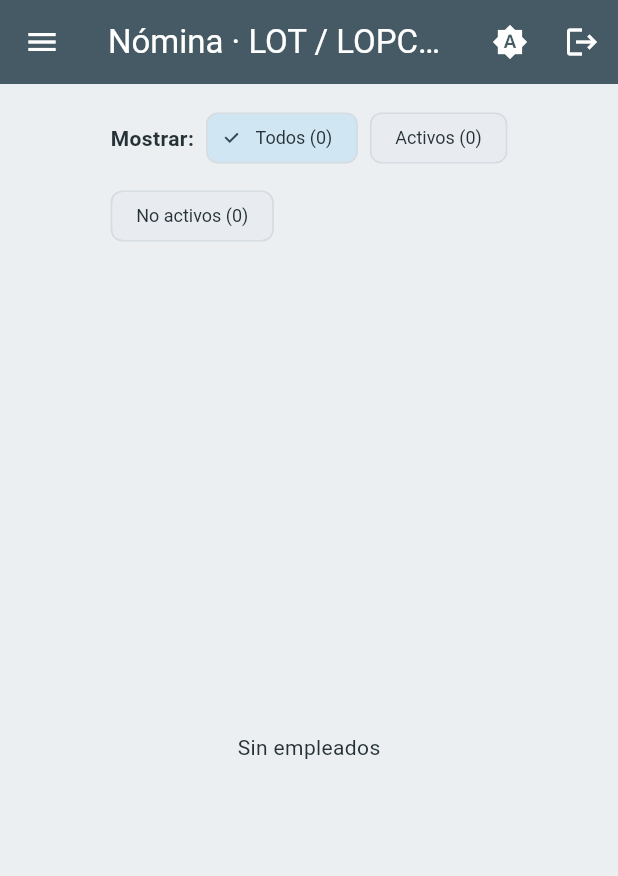
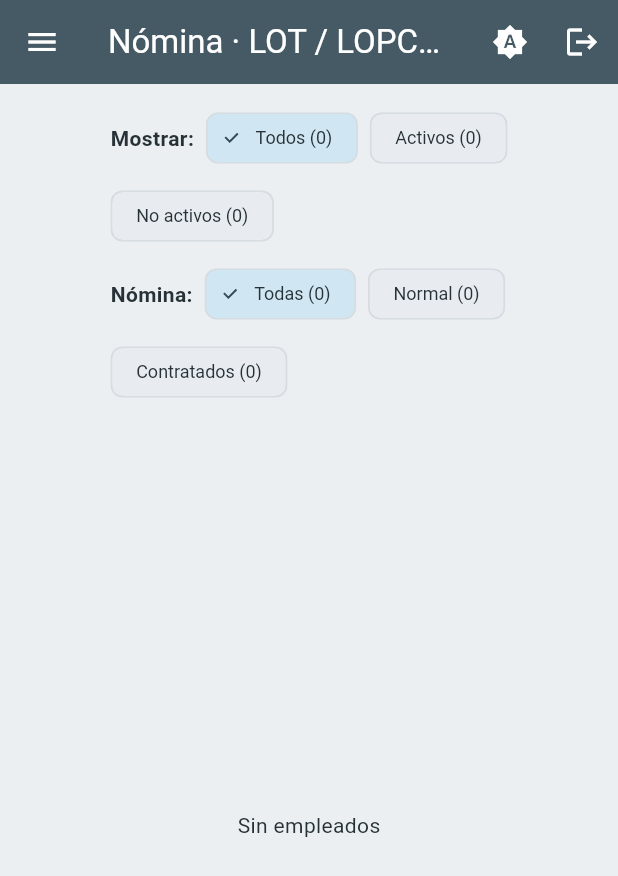
Before and after one commit to JaiMonta/NominaNE, a Flutter app: the screen it shows once a user with an empty profile is signed in, on a phone screen of 412 x 824 dp. Shown: the top 876 px of the screen. Run offline on Flutter 3.47's test engine with Material 3 defaults, Android fonts, the phone set to English and light mode, and no system bars; our stand-ins replace google_fonts, pdf, printing, supabase_flutter; accounts and stored records are empty; network calls fail.

Commit message:
Nomina de contratados con modalidad y solo sueldo
- Migracion 011: modalidad_nomina en empleados y nominas

- Empleado Normal/Contratado con filtro y chip en la vista

- Generar nomina tipo Contratados: mensual, solo sueldo, sin deducciones

- Los contratados se excluyen de la nomina normal

- Lista, detalle y PDF muestran el tipo de nomina

```diff
--- a/lib/models/models.dart
+++ b/lib/models/models.dart
@@ -39,7 +39,7 @@ class Departamento {
 
 class Empleado {
   final String? id;
-  String cedula, nombres, apellidos, tipo, jornada, frecuenciaPago;
+  String cedula, nombres, apellidos, tipo, jornada, frecuenciaPago, modalidad;
   String? cargo, departamento, departamentoId, banco, cuenta, email, telefono;
   DateTime fechaIngreso;
   DateTime? fechaEgreso, fechaNacimiento;
@@ -61,6 +61,7 @@ class Empleado {
     this.salarioMensualUsd = 0,
     this.jornada = 'diurna',
     this.frecuenciaPago = 'quincenal',
+    this.modalidad = 'normal',
     this.banco,
     this.cuenta,
     this.email,
@@ -88,6 +89,7 @@ class Empleado {
         salarioMensualUsd: _d(j['salario_mensual_usd']),
         jornada: j['jornada'] ?? 'diurna',
         frecuenciaPago: j['frecuencia_pago'] ?? 'quincenal',
+        modalidad: j['modalidad_nomina'] ?? 'normal',
         banco: j['banco'],
         cuenta: j['cuenta'],
         email: j['email'],
@@ -110,6 +112,7 @@ class Empleado {
         'salario_mensual_usd': salarioMensualUsd,
         'jornada': jornada,
         'frecuencia_pago': frecuenciaPago,
+        'modalidad_nomina': modalidad,
         'banco': banco,
         'cuenta': cuenta,
         'email': email,
@@ -166,7 +169,7 @@ class Concepto {
 
 class Nomina {
   final String id;
-  final String nombre, frecuencia, estado;
+  final String nombre, frecuencia, estado, modalidad;
   final DateTime inicio, fin;
   final double totalIngresos, totalEgresos, totalNeto, totalAportes;
   final double totalAporteIvss, totalAporteRpe, totalAporteFaov, totalAporteLopcymat;
@@ -177,6 +180,7 @@ class Nomina {
         nombre = j['nombre'],
         frecuencia = j['frecuencia'] ?? '',
         estado = j['estado'] ?? 'borrador',
+        modalidad = j['modalidad_nomina'] ?? 'normal',
         inicio = DateTime.parse(j['periodo_inicio']),
         fin = DateTime.parse(j['periodo_fin']),
         totalIngresos = _d(j['total_ingresos']),
--- a/lib/pages/empleados_page.dart
+++ b/lib/pages/empleados_page.dart
@@ -27,6 +27,7 @@ class EmpleadosPage extends StatefulWidget {
 class _EmpleadosPageState extends State<EmpleadosPage> {
   late Future<List<Empleado>> _f = Repo.empleados();
   bool? _estado;
+  String? _modalidad;
   void _reload() => setState(() => _f = Repo.empleados());
 
   Future<void> _editar(Empleado? e) async {
@@ -38,22 +39,48 @@ class _EmpleadosPageState extends State<EmpleadosPage> {
   Widget _filtro(List<Empleado> l) {
     final activos = l.where((e) => e.activo).length;
     final inactivos = l.length - activos;
-    Widget chip(String texto, bool? valor) => ChoiceChip(
+    final normales = l.where((e) => e.modalidad == 'normal').length;
+    final contratados = l.length - normales;
+    Widget chipEstado(String texto, bool? valor) => ChoiceChip(
           label: Text(texto),
           selected: _estado == valor,
           onSelected: (_) => setState(() => _estado = valor),
         );
+    Widget chipModalidad(String texto, String? valor) => ChoiceChip(
+          label: Text(texto),
+          selected: _modalidad == valor,
+          onSelected: (_) => setState(() => _modalidad = valor),
+        );
     return Padding(
       padding: const EdgeInsets.fromLTRB(16, 12, 16, 4),
-      child: Wrap(
-        spacing: 8,
-        runSpacing: 4,
-        crossAxisAlignment: WrapCrossAlignment.center,
+      child: Column(
+        crossAxisAlignment: CrossAxisAlignment.start,
         children: [
-          const Text('Mostrar:', style: TextStyle(fontWeight: FontWeight.w600)),
-          chip('Todos (${l.length})', null),
-          chip('Activos ($activos)', true),
-          chip('No activos ($inactivos)', false),
+          Wrap(
+            spacing: 8,
+            runSpacing: 4,
+            crossAxisAlignment: WrapCrossAlignment.center,
+            children: [
+              const Text('Mostrar:',
+                  style: TextStyle(fontWeight: FontWeight.w600)),
+              chipEstado('Todos (${l.length})', null),
+              chipEstado('Activos ($activos)', true),
+              chipEstado('No activos ($inactivos)', false),
+            ],
+          ),
+          const SizedBox(height: 4),
+          Wrap(
+            spacing: 8,
+            runSpacing: 4,
+            crossAxisAlignment: WrapCrossAlignment.center,
+            children: [
+              const Text('Nómina:',
+                  style: TextStyle(fontWeight: FontWeight.w600)),
+              chipModalidad('Todas (${l.length})', null),
+              chipModalidad('Normal ($normales)', 'normal'),
+              chipModalidad('Contratados ($contratados)', 'contratado'),
+            ],
+          ),
         ],
       ),
     );
@@ -73,9 +100,10 @@ class _EmpleadosPageState extends State<EmpleadosPage> {
             if (s.hasError) return Center(child: Text('Error: ${s.error}'));
             if (!s.hasData) return const Center(child: CircularProgressIndicator());
             final l = s.data!;
-            final filtrados = _estado == null
-                ? l
-                : l.where((e) => e.activo == _estado).toList();
+            final filtrados = l
+                .where((e) => _estado == null || e.activo == _estado)
+                .where((e) => _modalidad == null || e.modalidad == _modalidad)
+                .toList();
             return Column(
               children: [
                 _filtro(l),
@@ -97,6 +125,7 @@ class _EmpleadosPageState extends State<EmpleadosPage> {
                                           subtitle: Text(
                                               '${e.cedula} · ${e.cargo ?? ''}\n'
                                               '${e.departamento ?? 'Sin departamento'} · ${e.tipo} · ${e.frecuenciaPago}'
+                                              '${e.modalidad == 'contratado' ? ' · Contratado' : ''}'
                                               '${_extraEmpleado(e)}'),
                                           isThreeLine: true,
                                           trailing: Column(
@@ -143,6 +172,7 @@ class _EmpleadosPageState extends State<EmpleadosPage> {
                                         DataColumn(
                                             label: Text('Departamento')),
                                         DataColumn(label: Text('Frecuencia')),
+                                        DataColumn(label: Text('Nómina')),
                                         DataColumn(
                                             label: Text('Salario mensual (USD)'),
                                             numeric: true),
@@ -169,6 +199,10 @@ class _EmpleadosPageState extends State<EmpleadosPage> {
                                               DataCell(
                                                   Text(e.departamento ?? '')),
                                               DataCell(Text(e.frecuenciaPago)),
+                                              DataCell(
+                                                  Text(e.modalidad == 'contratado'
+                                                      ? 'Contratado'
+                                                      : 'Normal')),
                                               DataCell(Text(
                                                   'US\$ ${usd.format(e.salarioMensualUsd)}')),
                                               DataCell(Icon(e.activo
@@ -319,6 +353,29 @@ class _EmpleadoDialogState extends State<_EmpleadoDialog> {
                 _departamento(),
                 _dd('Tipo (Art. 41/43 LOT)', e.tipo, ['empleado', 'obrero'],
                     (v) => setState(() => e.tipo = v)),
+                DropdownButtonFormField<String>(
+                  initialValue: e.modalidad,
+                  decoration:
+                      const InputDecoration(labelText: 'Modalidad de nómina'),
+                  items: const [
+                    DropdownMenuItem(value: 'normal', child: Text('Normal')),
+                    DropdownMenuItem(
+                        value: 'contratado', child: Text('Contratado')),
+                  ],
+                  onChanged: (v) => setState(() {
+                    e.modalidad = v ?? 'normal';
+                    if (e.modalidad == 'contratado') {
+                      e.frecuenciaPago = 'mensual';
+                    }
+                  }),
+                ),
+                if (e.modalidad == 'contratado')
+                  Padding(
+                    padding: const EdgeInsets.only(bottom: 8),
+                    child: Text(
+                        'Contratado: nómina mensual, solo sueldo, sin deducciones.',
+                        style: Theme.of(context).textTheme.bodySmall),
+                  ),
                 _dd('Jornada', e.jornada, ['diurna', 'nocturna', 'mixta'],
                     (v) => setState(() => e.jornada = v)),
                 _dd('Frecuencia de pago', e.frecuenciaPago,
--- a/lib/pages/nominas_page.dart
+++ b/lib/pages/nominas_page.dart
@@ -55,7 +55,8 @@ class _NominasPageState extends State<NominasPage> {
               children: [
                 for (final n in s.data!)
                   ListTile(
-                    title: Text('${n.nombre} (${n.frecuencia})'),
+                    title: Text('${n.nombre} '
+                        '(${n.modalidad == 'contratado' ? 'Contratados' : n.frecuencia})'),
                     subtitle: Text('${fecha(n.inicio)} a ${fecha(n.fin)} · '
                         'Ingresos ${money.format(n.totalIngresos)} · '
                         'Egresos ${money.format(n.totalEgresos)} · '
@@ -78,7 +79,7 @@ class _NuevaNomina extends StatefulWidget {
 }
 
 class _NuevaNominaState extends State<_NuevaNomina> {
-  String nombre = '', frecuencia = 'quincenal';
+  String nombre = '', frecuencia = 'quincenal', modalidad = 'normal';
   DateTime? ini, fin;
   double utilidades = 0;
   double? _tasa;
@@ -120,11 +121,14 @@ class _NuevaNominaState extends State<_NuevaNomina> {
           frecuencia: frecuencia,
           inicio: ini!,
           fin: fin!,
-          utilidadesDias: utilidades);
+          utilidadesDias: utilidades,
+          modalidad: modalidad);
       if (!mounted) return;
       if (n == 0) {
         setState(() {
-          _err = 'No hay empleados activos con esa frecuencia de pago';
+          _err = modalidad == 'contratado'
+              ? 'No hay empleados activos con modalidad Contratado'
+              : 'No hay empleados activos con esa frecuencia de pago';
           _busy = false;
         });
       } else {
@@ -145,19 +149,46 @@ class _NuevaNominaState extends State<_NuevaNomina> {
           width: anchoDialogo(context, 420),
           child: Column(mainAxisSize: MainAxisSize.min, children: [
             TextField(
-                decoration: const InputDecoration(
-                    labelText: 'Nombre (ej. 1ra quincena octubre)'),
+                decoration: InputDecoration(
+                    labelText: modalidad == 'contratado'
+                        ? 'Nombre (ej. Contratados octubre)'
+                        : 'Nombre (ej. 1ra quincena octubre)'),
                 onChanged: (v) => nombre = v),
             DropdownButtonFormField<String>(
+              initialValue: modalidad,
+              decoration: const InputDecoration(labelText: 'Tipo de nómina'),
+              items: const [
+                DropdownMenuItem(value: 'normal', child: Text('Normal')),
+                DropdownMenuItem(
+                    value: 'contratado', child: Text('Contratados')),
+              ],
+              onChanged: (v) => setState(() {
+                modalidad = v ?? 'normal';
+                if (modalidad == 'contratado') {
+                  frecuencia = 'mensual';
+                  utilidades = 0;
+                }
+              }),
+            ),
+            if (modalidad == 'normal')
+              DropdownButtonFormField<String>(
                 value: frecuencia,
-              decoration:
-                  const InputDecoration(labelText: 'Frecuencia (Art. 150 LOT)'),
+                decoration: const InputDecoration(
+                    labelText: 'Frecuencia (Art. 150 LOT)'),
                 items: const [
                   DropdownMenuItem(value: 'semanal', child: Text('semanal')),
                   DropdownMenuItem(value: 'quincenal', child: Text('quincenal')),
                   DropdownMenuItem(value: 'mensual', child: Text('mensual')),
                 ],
                 onChanged: (v) => setState(() => frecuencia = v!),
+              )
+            else
+              const ListTile(
+                contentPadding: EdgeInsets.zero,
+                leading: Icon(Icons.event_repeat),
+                title: Text('Frecuencia: mensual'),
+                subtitle: Text(
+                    'Nómina de contratados: solo sueldo, sin deducciones.'),
               ),
             ListTile(
                 contentPadding: EdgeInsets.zero,
@@ -176,6 +207,7 @@ class _NuevaNominaState extends State<_NuevaNomina> {
                     await _cargarTasa();
                   }
                 }),
+            if (modalidad == 'normal')
               TextField(
                   decoration: const InputDecoration(
                       labelText:
@@ -494,7 +526,9 @@ class _NominaDetalleState extends State<_NominaDetalle> {
               child: Column(
                   crossAxisAlignment: CrossAxisAlignment.start,
                   children: [
-                    Text('${n.nombre} · ${fecha(n.inicio)} a ${fecha(n.fin)}',
+                    Text(
+                        '${n.nombre} · ${fecha(n.inicio)} a ${fecha(n.fin)}'
+                        '${n.modalidad == 'contratado' ? ' · Contratados' : ''}',
                         style: Theme.of(context).textTheme.titleMedium),
                     Text(
                         'Aportes patronales — IVSS ${money.format(n.totalAporteIvss)} · RPE ${money.format(n.totalAporteRpe)} · FAOV ${money.format(n.totalAporteFaov)} · LOPCYMAT ${money.format(n.totalAporteLopcymat)}  (Total ${money.format(n.totalAportes)})',
--- a/lib/services/pdf_service.dart
+++ b/lib/services/pdf_service.dart
@@ -163,7 +163,8 @@ pw.Widget _reciboWidget({
       ),
       pw.Divider(),
       pw.Text(
-          'Nómina: ${nomina.nombre}  ·  Período: ${_f(nomina.inicio)} a ${_f(nomina.fin)}',
+          'Nómina: ${nomina.nombre}  ·  Período: ${_f(nomina.inicio)} a ${_f(nomina.fin)}'
+          '${nomina.modalidad == 'contratado' ? '  ·  Contratados' : ''}',
           style: bold),
       pw.Text(
           'Frecuencia: ${nomina.frecuencia}'
```
Also changed, not shown: lib/core/payroll_engine.dart (+15 -7 lines), lib/services/repo.dart (+18 -8 lines), 4 other files. Lines whose indentation alone changed are shown as unchanged.
